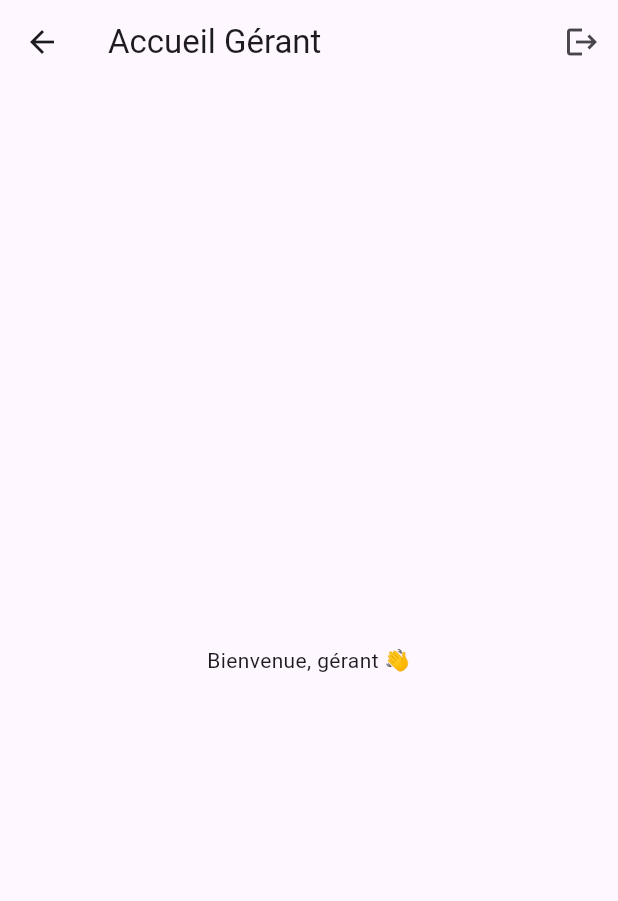
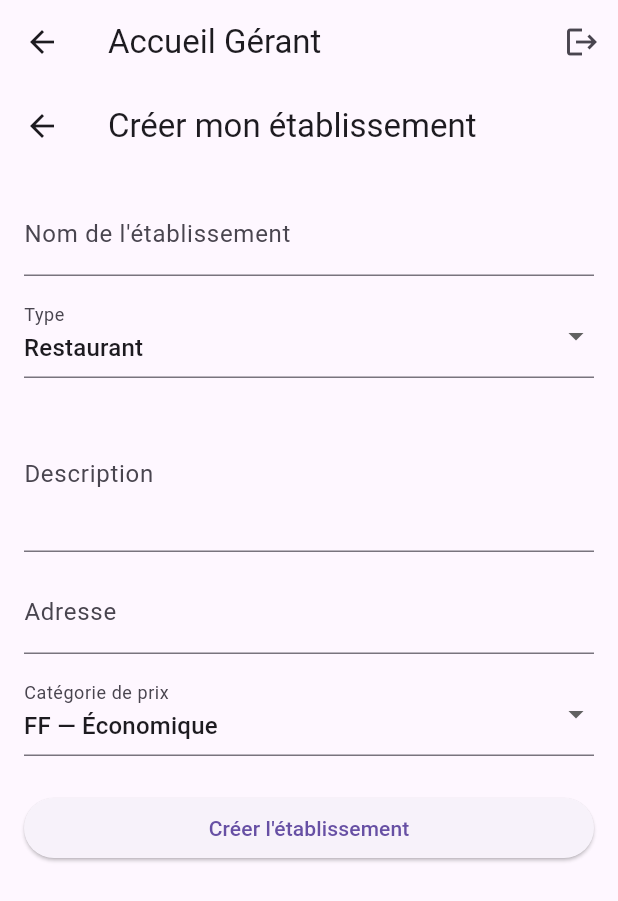
Before and after one commit to Maoudo-4/niam-niam, a Flutter app: the AccueilGerant screen opened directly, on a phone screen of 412 x 824 dp. Shown: the top 901 px of the screen. Run offline on Flutter 3.47's test engine with Material 3 defaults, Android fonts, the phone set to English and light mode, and no system bars; our stand-ins replace cloud_firestore, firebase_auth, firebase_core; accounts and stored records are empty; generated files the repository leaves out were written again.

Commit message:
feat: modele Etablissement, service Firestore, creation/liste/fiche etablissement, integration flux gerant

```diff
--- a/lib/main.dart
+++ b/lib/main.dart
@@ -8,6 +8,8 @@ import 'screens/role_screen.dart';
 import 'screens/client/accueil_client.dart';
 import 'screens/gerant/accueil_gerant.dart';
 import 'screens/livreur/accueil_livreur.dart';
+import 'screens/gerant/creer_etablissement_screen.dart';
+import 'screens/client/liste_etablissements_screen.dart';
 
 void main() async {
   WidgetsFlutterBinding.ensureInitialized();
@@ -25,6 +27,8 @@ class MyApp extends StatelessWidget {
     return MaterialApp(
       title: 'NIAM-NIAM',
       debugShowCheckedModeBanner: false,
+      //home: const ListeEtablissementsScreen(),
+      //home: const TestAjoutEtablissementScreen(),
       home: const RedirectionPrincipale(),
     );
   }
--- /dev/null
+++ b/lib/models/etablissement.dart
@@ -0,0 +1,64 @@
+class Etablissement {
+  final String id;
+  final String nom;
+  final String type; // 'restaurant', 'fast-food', 'mega'
+  final String description;
+  final String adresse;
+  final double latitude;
+  final double longitude;
+  final String categoriePrix; // '€', '€€', '€€€'
+  final String photoUrl;
+  final double noteMoyenne;
+  final int nombreAvis;
+  final String proprietaireId; // uid du gérant (Firebase Auth)
+
+  Etablissement({
+    required this.id,
+    required this.nom,
+    required this.type,
+    required this.description,
+    required this.adresse,
+    required this.latitude,
+    required this.longitude,
+    required this.categoriePrix,
+    required this.photoUrl,
+    this.noteMoyenne = 0.0,
+    this.nombreAvis = 0,
+    required this.proprietaireId,
+  });
+
+  // Convertir un document Firestore en objet Etablissement
+  factory Etablissement.fromMap(Map<String, dynamic> map, String id) {
+    return Etablissement(
+      id: id,
+      nom: map['nom'] ?? '',
+      type: map['type'] ?? 'restaurant',
+      description: map['description'] ?? '',
+      adresse: map['adresse'] ?? '',
+      latitude: (map['latitude'] ?? 0.0).toDouble(),
+      longitude: (map['longitude'] ?? 0.0).toDouble(),
+      categoriePrix: map['categoriePrix'] ?? '€',
+      photoUrl: map['photoUrl'] ?? '',
+      noteMoyenne: (map['noteMoyenne'] ?? 0.0).toDouble(),
+      nombreAvis: map['nombreAvis'] ?? 0,
+      proprietaireId: map['proprietaireId'] ?? '',
+    );
+  }
+
+  // Convertir l'objet en Map pour l'envoyer à Firestore
+  Map<String, dynamic> toMap() {
+    return {
+      'nom': nom,
+      'type': type,
+      'description': description,
+      'adresse': adresse,
+      'latitude': latitude,
+      'longitude': longitude,
+      'categoriePrix': categoriePrix,
+      'photoUrl': photoUrl,
+      'noteMoyenne': noteMoyenne,
+      'nombreAvis': nombreAvis,
+      'proprietaireId': proprietaireId,
+    };
+  }
+}
--- a/lib/screens/gerant/accueil_gerant.dart
+++ b/lib/screens/gerant/accueil_gerant.dart
@@ -1,8 +1,40 @@
 import 'package:flutter/material.dart';
+import 'package:firebase_auth/firebase_auth.dart';
 import '../../services/auth_service.dart';
+import '../../services/etablissement_service.dart';
+import '../../models/etablissement.dart';
+import 'creer_etablissement_screen.dart'; // ton formulaire de création
 
-class AccueilGerant extends StatelessWidget {
+class AccueilGerant extends StatefulWidget {
   const AccueilGerant({super.key});
+
+  @override
+  State<AccueilGerant> createState() => _AccueilGerantState();
+}
+
+class _AccueilGerantState extends State<AccueilGerant> {
+  final EtablissementService _service = EtablissementService();
+  Etablissement? _monEtablissement;
+  bool _chargement = true;
+
+  @override
+  void initState() {
+    super.initState();
+    _verifierEtablissement();
+  }
+
+  Future<void> _verifierEtablissement() async {
+    final uid = FirebaseAuth.instance.currentUser?.uid;
+    if (uid != null) {
+      final etab = await _service.getEtablissementParProprietaire(uid);
+      setState(() {
+        _monEtablissement = etab;
+        _chargement = false;
+      });
+    } else {
+      setState(() => _chargement = false);
+    }
+  }
 
   @override
   Widget build(BuildContext context) {
@@ -16,7 +48,18 @@ class AccueilGerant extends StatelessWidget {
           ),
         ],
       ),
-      body: const Center(child: Text('Bienvenue, gérant 👋')),
+      body: _chargement
+          ? const Center(child: CircularProgressIndicator())
+          : _monEtablissement == null
+              ? CreerEtablissementScreen(
+                  onEtablissementCree: _verifierEtablissement,
+                )
+              : Center(
+                  child: Text(
+                    'Bienvenue, ${_monEtablissement!.nom} 👋',
+                    style: const TextStyle(fontSize: 20),
+                  ),
+                ),
     );
   }
 }
--- /dev/null
+++ b/lib/screens/gerant/creer_etablissement_screen.dart
@@ -0,0 +1,169 @@
+import 'package:flutter/material.dart';
+import 'package:firebase_auth/firebase_auth.dart';
+import '../../models/etablissement.dart';
+import '../../services/etablissement_service.dart';
+
+class CreerEtablissementScreen extends StatefulWidget {
+  final VoidCallback? onEtablissementCree;
+  const CreerEtablissementScreen({super.key, this.onEtablissementCree});
+
+  @override
+  State<CreerEtablissementScreen> createState() =>
+      _CreerEtablissementScreenState();
+}
+
+class _CreerEtablissementScreenState
+    extends State<CreerEtablissementScreen> {
+  final _formKey = GlobalKey<FormState>();
+  final EtablissementService _service = EtablissementService();
+
+  final _nomController = TextEditingController();
+  final _descriptionController = TextEditingController();
+  final _adresseController = TextEditingController();
+
+  String _type = 'restaurant';
+  String _categoriePrix = 'FF';
+  bool _enCours = false;
+  String? _message;
+
+  @override
+  void dispose() {
+    _nomController.dispose();
+    _descriptionController.dispose();
+    _adresseController.dispose();
+    super.dispose();
+  }
+
+  Future<void> _creerEtablissement() async {
+    if (!_formKey.currentState!.validate()) return;
+
+    final uid = FirebaseAuth.instance.currentUser?.uid;
+    if (uid == null) {
+      setState(() {
+        _message = '❌ Vous devez être connecté pour créer un établissement';
+      });
+      return;
+    }
+
+    setState(() {
+      _enCours = true;
+      _message = null;
+    });
+
+    try {
+      final etablissement = Etablissement(
+        id: '',
+        nom: _nomController.text.trim(),
+        type: _type,
+        description: _descriptionController.text.trim(),
+        adresse: _adresseController.text.trim(),
+        latitude: 0.0, // TODO: à remplacer par la géolocalisation réelle
+        longitude: 0.0,
+        categoriePrix: _categoriePrix,
+        photoUrl: '',
+        proprietaireId: uid,
+      );
+
+      await _service.ajouterEtablissement(etablissement);
+
+      setState(() {
+        _message = '✅ Établissement créé avec succès !';
+      });
+      widget.onEtablissementCree?.call();
+    } catch (e) {
+      setState(() {
+        _message = '❌ Erreur : $e';
+      });
+    } finally {
+      setState(() {
+        _enCours = false;
+      });
+    }
+  }
+
+  @override
+  Widget build(BuildContext context) {
+    return Scaffold(
+      appBar: AppBar(title: const Text('Créer mon établissement')),
+      body: SingleChildScrollView(
+        padding: const EdgeInsets.all(16.0),
+        child: Form(
+          key: _formKey,
+          child: Column(
+            crossAxisAlignment: CrossAxisAlignment.stretch,
+            children: [
+              TextFormField(
+                controller: _nomController,
+                decoration: const InputDecoration(labelText: 'Nom de l\'établissement'),
+                validator: (v) =>
+                    v == null || v.trim().isEmpty ? 'Nom requis' : null,
+              ),
+              const SizedBox(height: 12),
+
+              DropdownButtonFormField<String>(
+                initialValue: _type,
+                decoration: const InputDecoration(labelText: 'Type'),
+                items: const [
+                  DropdownMenuItem(value: 'restaurant', child: Text('Restaurant')),
+                  DropdownMenuItem(value: 'fast-food', child: Text('Fast-food')),
+                  DropdownMenuItem(value: 'maïga', child: Text('maïga (street food)')),
+                ],
+                onChanged: (v) => setState(() => _type = v!),
+              ),
+              const SizedBox(height: 12),
+
+              TextFormField(
+                controller: _descriptionController,
+                decoration: const InputDecoration(labelText: 'Description'),
+                maxLines: 3,
+              ),
+              const SizedBox(height: 12),
+
+              TextFormField(
+                controller: _adresseController,
+                decoration: const InputDecoration(labelText: 'Adresse'),
+                validator: (v) =>
+                    v == null || v.trim().isEmpty ? 'Adresse requise' : null,
+              ),
+              const SizedBox(height: 12),
+
+              DropdownButtonFormField<String>(
+                initialValue: _categoriePrix,
+                decoration: const InputDecoration(labelText: 'Catégorie de prix'),
+                items: const [
+                  DropdownMenuItem(value: 'FF', child: Text('FF — Économique')),
+                  DropdownMenuItem(value: 'FFFF', child: Text('FFFF — Moyen')),
+                  DropdownMenuItem(value: 'FFFFF', child: Text('FFFFF — Premium')),
+                ],
+                onChanged: (v) => setState(() => _categoriePrix = v!),
+              ),
+              const SizedBox(height: 24),
+
+              ElevatedButton(
+                onPressed: _enCours ? null : _creerEtablissement,
+                child: _enCours
+                    ? const SizedBox(
+                        width: 20,
+                        height: 20,
+                        child: CircularProgressIndicator(strokeWidth: 2),
+                      )
+                    : const Text('Créer l\'établissement'),
+              ),
+
+              if (_message != null) ...[
+                const SizedBox(height: 16),
+                Text(
+                  _message!,
+                  textAlign: TextAlign.center,
+                  style: TextStyle(
+                    color: _message!.startsWith('✅') ? Colors.green : Colors.red,
+                  ),
+                ),
+              ],
+            ],
+          ),
+        ),
+      ),
+    );
+  }
+}
```
Also changed, not shown: lib/screens/client/fiche_etablissement_screen.dart (added, +95 -0 lines), lib/screens/client/liste_etablissements_screen.dart (added, +62 -0 lines), lib/services/etablissement_service.dart (added, +44 -0 lines), 2 other files.
